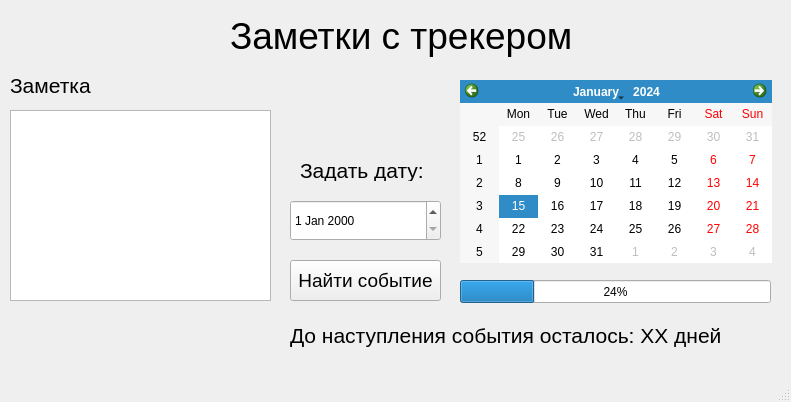
Before: the Qt Designer form tracker.ui in Garde2/py_notes, drawn with Qt 5.
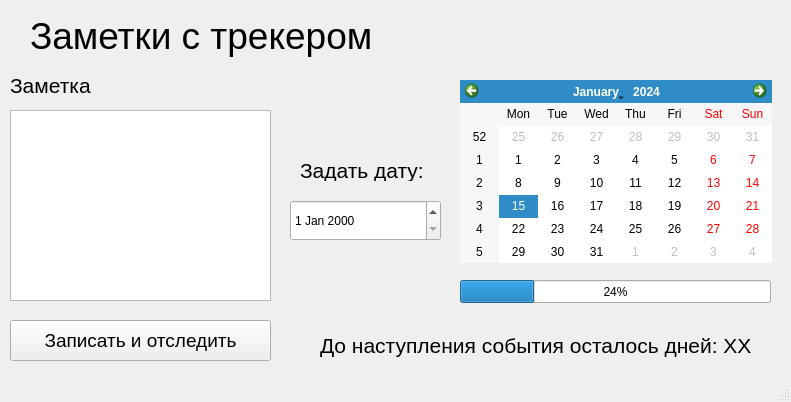
After: the same form once the commit is applied.

What changed in the file:
```diff
--- a/tracker.ui
+++ b/tracker.ui
@@ -17,9 +17,9 @@
    <widget class="QLabel" name="label">
     <property name="geometry">
      <rect>
-      <x>230</x>
+      <x>30</x>
       <y>10</y>
-      <width>361</width>
+      <width>731</width>
       <height>51</height>
      </rect>
     </property>
@@ -86,9 +86,9 @@
    <widget class="QPushButton" name="pushButton">
     <property name="geometry">
      <rect>
-      <x>290</x>
-      <y>260</y>
-      <width>151</width>
+      <x>10</x>
+      <y>320</y>
+      <width>261</width>
       <height>41</height>
      </rect>
     </property>
@@ -98,7 +98,7 @@
      </font>
     </property>
     <property name="text">
-     <string>Найти событие</string>
+     <string>Записать и отследить</string>
     </property>
    </widget>
    <widget class="QDateEdit" name="dateEdit">
@@ -132,8 +132,8 @@
    <widget class="QLabel" name="label_4">
     <property name="geometry">
      <rect>
-      <x>290</x>
-      <y>320</y>
+      <x>320</x>
+      <y>330</y>
       <width>441</width>
       <height>31</height>
      </rect>
@@ -144,7 +144,7 @@
      </font>
     </property>
     <property name="text">
-     <string>До наступления события осталось: XX дней</string>
+     <string>До наступления события осталось дней: XX</string>
     </property>
    </widget>
   </widget>
```
